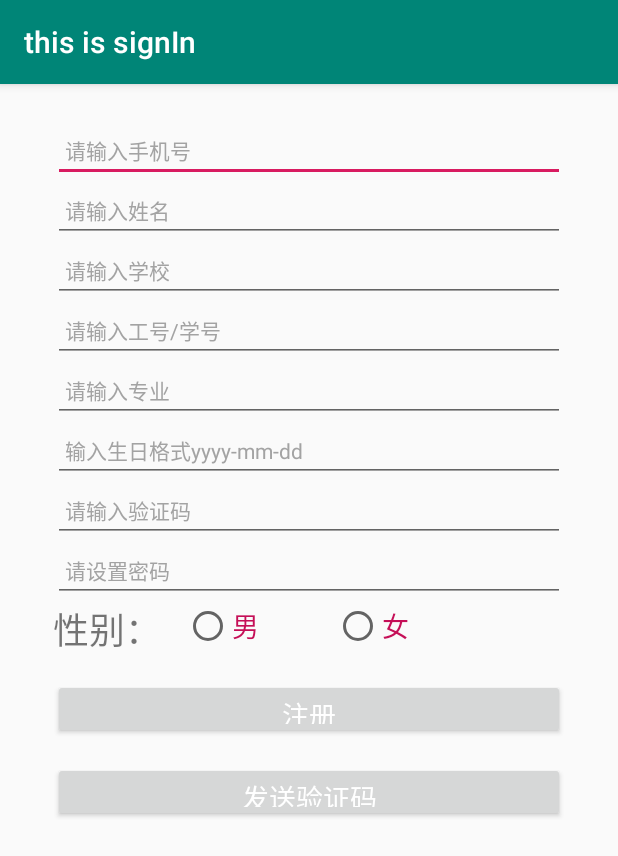
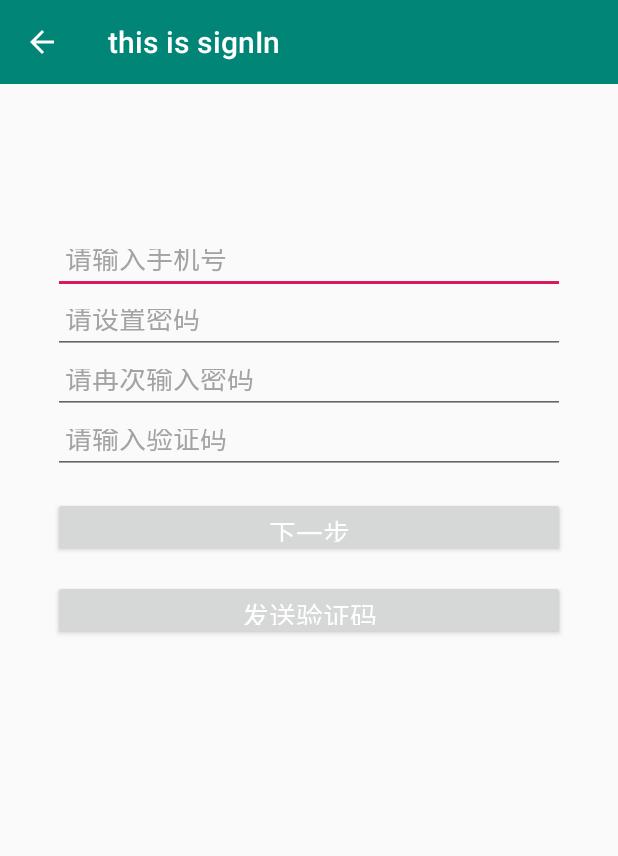
Before and after one commit to mele-y/SignIn, an Android app: the SignIn screen opened directly, with no data from a screen before it, on a phone screen of 412 x 824 dp. Shown: the top 856 px of the screen. Run offline under Robolectric (Android 15) with nearby library versions, the phone set to English and light mode, and no system bars.

Commit message:
改了注册界面

```diff
--- a/app/src/main/java/com/example/signin/MainActivity.java
+++ b/app/src/main/java/com/example/signin/MainActivity.java
@@ -108,4 +108,5 @@ public class MainActivity extends AppCompatActivity {
         }
         return true;
     }
+    //获取edit 跳转信息界面
 }
--- a/app/src/main/java/com/example/signin/SignIn.java
+++ b/app/src/main/java/com/example/signin/SignIn.java
@@ -3,6 +3,8 @@ package com.example.signin;
 import android.content.Intent;
 import android.os.Bundle;
 import android.support.v7.app.AppCompatActivity;
+import android.support.v7.widget.Toolbar;
+import android.view.MenuItem;
 import android.view.View;
 import android.widget.Button;
 import android.widget.EditText;
@@ -10,48 +12,41 @@ import android.widget.RadioButton;
 import android.widget.Toast;
 
 public class SignIn extends AppCompatActivity {
-    private Button btn_register, btn_send,btn_gender;
-    private EditText et_user_phone,et_psw,et_birthday,et_code,et_major,et_college,et_id_num,et_user_name;//编辑框 手机号和密码
-    private String user_phone,password,birthday,code,major,college,id_num,user_name,gender;
-    private RadioButton male,female;
+    private Button btn_next, btn_send;
+    private EditText et_user_phone,et_psw,et_code,et_confirm;//编辑框 手机号和密码
+    private String user_phone,password,code,confirm_psw;
     @Override
     protected void onCreate(Bundle savedInstanceState) {
         super.onCreate(savedInstanceState);
         setContentView(R.layout.signin_layout);
-        male=findViewById(R.id.male_radio);
-        female=findViewById(R.id.female_radio);
-        btn_register=findViewById(R.id.btn_register);
+        Toolbar toolbar1=(Toolbar)findViewById(R.id.toolbar1);
+        setSupportActionBar(toolbar1);
+        //back
+        android.support.v7.app.ActionBar actionBar = getSupportActionBar();
+        if(actionBar != null)
+        {
+            actionBar.setHomeButtonEnabled(true);
+            actionBar.setDisplayHomeAsUpEnabled(true);
+        }
+        btn_next=findViewById(R.id.next);
         btn_send=findViewById(R.id.btn_send);
         et_user_phone=findViewById(R.id.user_phone);
         et_psw=findViewById(R.id.password);
-        et_birthday=findViewById(R.id.birthday);
+        et_confirm=findViewById(R.id.paw_confirm);
         et_code=findViewById(R.id.code);
-        et_college=findViewById(R.id.college);
-        et_id_num=findViewById(R.id.id_num);
-        et_major=findViewById(R.id.major);
-        et_user_name=findViewById(R.id.user_name);
-        btn_register.setOnClickListener(new View.OnClickListener()//点击注册按钮,跳转注册界面
+
+        btn_next.setOnClickListener(new View.OnClickListener()//点击注册按钮,跳转注册界面
         {
             @Override
             public void onClick(View v)
             {
                 user_phone=et_user_phone.getText().toString().trim();//以下获取用户信息
                 password=et_psw.getText().toString().trim();
-                birthday=et_birthday.getText().toString().trim();
+                confirm_psw=et_confirm.getText().toString().trim();
                 code=et_code.getText().toString().trim();
-                major=et_major.getText().toString().trim();
-                college=et_major.getText().toString().trim();
-                id_num=et_id_num.getText().toString().trim();
-                user_name=et_user_name.getText().toString().trim();
-                if(male.isChecked())
-                {
-                    gender="male";
-                }
-                else if(female.isChecked()){
-                   gender="female";
-                }
-                Toast.makeText(getApplicationContext(),"注册成功",Toast.LENGTH_LONG).show();
-                Intent intent=new Intent(SignIn.this,logIn.class);//跳转登录主界面
+            //判断验证码 密码确认是否正确若正确 跳转
+                //Toast.makeText(getApplicationContext(),"验证成功",Toast.LENGTH_LONG).show();
+                Intent intent=new Intent(SignIn.this,SignIn2.class);//跳转下一页主界面
                 startActivity(intent);
             }
         });
@@ -67,4 +62,15 @@ public class SignIn extends AppCompatActivity {
         );
 
     }
+    public boolean onOptionsItemSelected(MenuItem item) {
+        switch (item.getItemId())
+        {
+
+            case android.R.id.home:
+                this.finish();
+                return super.onOptionsItemSelected(item);
+            default:
+        }
+        return true;
+    }
 }
--- a/app/src/main/res/layout/activity_search_class.xml
+++ b/app/src/main/res/layout/activity_search_class.xml
@@ -1,9 +1,8 @@
 <?xml version="1.0" encoding="utf-8"?>
-<android.support.constraint.ConstraintLayout xmlns:android="http://schemas.android.com/apk/res/android"
-    xmlns:app="http://schemas.android.com/apk/res-auto"
+<android.support.constraint.ConstraintLayout
+    xmlns:android="http://schemas.android.com/apk/res/android"
     xmlns:tools="http://schemas.android.com/tools"
     android:layout_width="match_parent"
     android:layout_height="match_parent"
     tools:context=".SearchClass">
-
 </android.support.constraint.ConstraintLayout>
--- a/app/src/main/res/layout/signin_layout.xml
+++ b/app/src/main/res/layout/signin_layout.xml
@@ -1,6 +1,8 @@
 <?xml version="1.0" encoding="utf-8"?>
 <LinearLayout
     xmlns:android="http://schemas.android.com/apk/res/android"
+    xmlns:app="http://schemas.android.com/apk/res-auto"
+    xmlns:tools="http://schemas.android.com/tools"
     android:layout_width="match_parent"
     android:layout_height="match_parent"
     android:orientation="vertical">
@@ -9,14 +11,21 @@
         android:layout_width="match_parent"
         android:layout_height="match_parent"
         android:orientation="vertical">
-
+        <android.support.v7.widget.Toolbar
+            android:id="@+id/toolbar1"
+            android:layout_width="match_parent"
+            android:layout_height="?attr/actionBarSize"
+            android:background="@color/colorPrimary"
+            android:theme="@style/ThemeOverlay.AppCompat.Dark.ActionBar"
+            app:popupTheme="@style/ThemeOverlay.AppCompat.Dark">
+        </android.support.v7.widget.Toolbar>
         <EditText
             android:id="@+id/user_phone"
             android:layout_width="match_parent"
             android:layout_height="40dp"
             android:layout_gravity="center_horizontal"
             android:layout_marginLeft="35dp"
-            android:layout_marginTop="25dp"
+            android:layout_marginTop="100dp"
             android:layout_marginRight="35dp"
             android:drawablePadding="10dp"
             android:gravity="center_vertical"
@@ -25,106 +34,9 @@
             android:singleLine="true"
             android:textColor="#000000"
             android:textColorHint="#a3a3a3"
-            android:textSize="14sp" />
+            android:textSize="18sp" />
         <!--输入框-->
 
-        <!--按钮-->
-
-        <!--显示tv register , find_psw -->
-
-        <EditText
-            android:id="@+id/user_name"
-            android:layout_width="fill_parent"
-            android:layout_height="40dp"
-            android:layout_gravity="center_horizontal"
-            android:layout_marginLeft="35dp"
-            android:layout_marginRight="35dp"
-            android:drawablePadding="10dp"
-            android:gravity="center_vertical"
-            android:hint="请输入姓名"
-            android:paddingLeft="8dp"
-            android:singleLine="true"
-            android:textColor="#000000"
-            android:textColorHint="#a3a3a3"
-            android:textSize="14sp" />
-
-        <EditText
-            android:id="@+id/college"
-            android:layout_width="match_parent"
-            android:layout_height="40dp"
-            android:layout_gravity="center_horizontal"
-            android:layout_marginLeft="35dp"
-            android:layout_marginRight="35dp"
-            android:drawablePadding="10dp"
-            android:gravity="center_vertical"
-            android:hint="请输入学校"
-            android:paddingLeft="8dp"
-            android:singleLine="true"
-            android:textColor="#000000"
-            android:textColorHint="#a3a3a3"
-            android:textSize="14sp" />
-
-        <EditText
-            android:id="@+id/id_num"
-            android:layout_width="fill_parent"
-            android:layout_height="40dp"
-            android:layout_gravity="center_horizontal"
-            android:layout_marginLeft="35dp"
-            android:layout_marginRight="35dp"
-            android:drawablePadding="10dp"
-            android:gravity="center_vertical"
-            android:hint="请输入工号/学号"
-            android:paddingLeft="8dp"
-            android:singleLine="true"
-            android:textColor="#000000"
-            android:textColorHint="#a3a3a3"
-            android:textSize="14sp" />
-
-        <EditText
-            android:id="@+id/major"
-            android:layout_width="fill_parent"
-            android:layout_height="40dp"
-            android:layout_gravity="center_horizontal"
-            android:layout_marginLeft="35dp"
-            android:layout_marginRight="35dp"
-            android:drawablePadding="10dp"
-            android:gravity="center_vertical"
-            android:hint="请输入专业"
-            android:paddingLeft="8dp"
-            android:singleLine="true"
-            android:textColor="#000000"
-            android:textColorHint="#a3a3a3"
-            android:textSize="14sp" />
-        <EditText
-            android:id="@+id/code"
-            android:layout_width="fill_parent"
-            android:layout_height="40dp"
-            android:layout_gravity="center_horizontal"
-            android:layout_marginLeft="35dp"
-            android:layout_marginRight="35dp"
-            android:drawablePadding="10dp"
-            android:gravity="center_vertical"
-            android:hint="输入生日格式yyyy-mm-dd"
-            android:paddingLeft="8dp"
-            android:singleLine="true"
-            android:textColor="#000000"
-            android:textColorHint="#a3a3a3"
-            android:textSize="14sp" />
-        <EditText
-        android:id="@+id/birthday"
-        android:layout_width="fill_parent"
-        android:layout_height="40dp"
-        android:layout_gravity="center_horizontal"
-        android:layout_marginLeft="35dp"
-        android:layout_marginRight="35dp"
-        android:drawablePadding="10dp"
-        android:gravity="center_vertical"
-        android:hint="请输入验证码"
-        android:paddingLeft="8dp"
-        android:singleLine="true"
-        android:textColor="#000000"
-        android:textColorHint="#a3a3a3"
-        android:textSize="14sp" />
         <EditText
             android:id="@+id/password"
             android:layout_width="fill_parent"
@@ -140,53 +52,50 @@
             android:singleLine="true"
             android:textColor="#000000"
             android:textColorHint="#a3a3a3"
-            android:textSize="14sp" />
-        <LinearLayout
+            android:textSize="18sp" />
+        <EditText
+            android:id="@+id/paw_confirm"
             android:layout_width="fill_parent"
-            android:layout_height="wrap_content"
-            android:orientation="horizontal" >
-            <TextView
-                android:id="@+id/textView1"
-                android:layout_width="wrap_content"
-                android:layout_height="wrap_content"
-                android:layout_marginLeft="35dp"
-                android:textSize="24sp"
-                android:text="性别：" />
-            <RadioGroup
-                android:id="@+id/gender"
-                android:layout_weight="1"
-                android:orientation="horizontal"
-                android:layout_width="wrap_content"
-                android:layout_height="wrap_content"
-              >
-                <RadioButton
-                    android:id="@+id/male_radio"
-                    android:layout_width="wrap_content"
-                    android:layout_height="wrap_content"
-                    android:layout_marginLeft="15dp"
-                    android:textSize="18sp"
-                    android:textColor="#c50f57"
-                    android:text="男" />
-                <RadioButton
-                    android:id="@+id/female_radio"
-                    android:layout_width="wrap_content"
-                    android:layout_height="wrap_content"
-                    android:layout_marginLeft="50dp"
-                    android:textColor="#c50f57"
-                    android:textSize="18sp"
-                    android:text="女" />
-            </RadioGroup>
-        </LinearLayout>
+            android:layout_height="40dp"
+            android:layout_gravity="center_horizontal"
+            android:layout_marginLeft="35dp"
+            android:layout_marginRight="35dp"
+            android:drawablePadding="10dp"
+            android:gravity="center_vertical"
+            android:inputType="textPassword"
+            android:hint="请再次输入密码"
+            android:paddingLeft="8dp"
+            android:singleLine="true"
+            android:textColor="#000000"
+            android:textColorHint="#a3a3a3"
+            android:textSize="18sp" />
+
+        <EditText
+            android:id="@+id/code"
+            android:layout_width="fill_parent"
+            android:layout_height="40dp"
+            android:layout_gravity="center_horizontal"
+            android:layout_marginLeft="35dp"
+            android:layout_marginRight="35dp"
+            android:drawablePadding="10dp"
+            android:gravity="center_vertical"
+            android:inputType="textPassword"
+            android:hint="请输入验证码"
+            android:paddingLeft="8dp"
+            android:singleLine="true"
+            android:textColor="#000000"
+            android:textColorHint="#a3a3a3"
+            android:textSize="18sp" />
 
         <Button
-            android:id="@+id/btn_register"
+            android:id="@+id/next"
             android:layout_width="fill_parent"
             android:layout_height="40dp"
             android:layout_gravity="center_horizontal"
             android:layout_marginLeft="35dp"
             android:layout_marginTop="15dp"
             android:layout_marginRight="35dp"
-            android:text="注册"
+            android:text="下一步"
             android:textColor="@android:color/white"
             android:textSize="18sp" />
             <Button
@@ -200,5 +109,7 @@
                 android:text="发送验证码"
                 android:textColor="@android:color/white"
                 android:textSize="18sp" />
-        </LinearLayout>
-    </LinearLayout>
+
+
+</LinearLayout>
+</LinearLayout>
--- a/app/src/main/res/values/styles.xml
+++ b/app/src/main/res/values/styles.xml
@@ -1,7 +1,7 @@
 <resources>
 
     <!-- Base application theme. -->
-    <style name="AppTheme" parent="Theme.AppCompat.Light.DarkActionBar">
+    <style name="AppTheme" parent="Theme.AppCompat.Light.NoActionBar">
         <!-- Customize your theme here. -->
         <item name="colorPrimary">@color/colorPrimary</item>
         <item name="colorPrimaryDark">@color/colorPrimaryDark</item>
```
Also changed, not shown: app/src/main/AndroidManifest.xml (+13 -6 lines).
